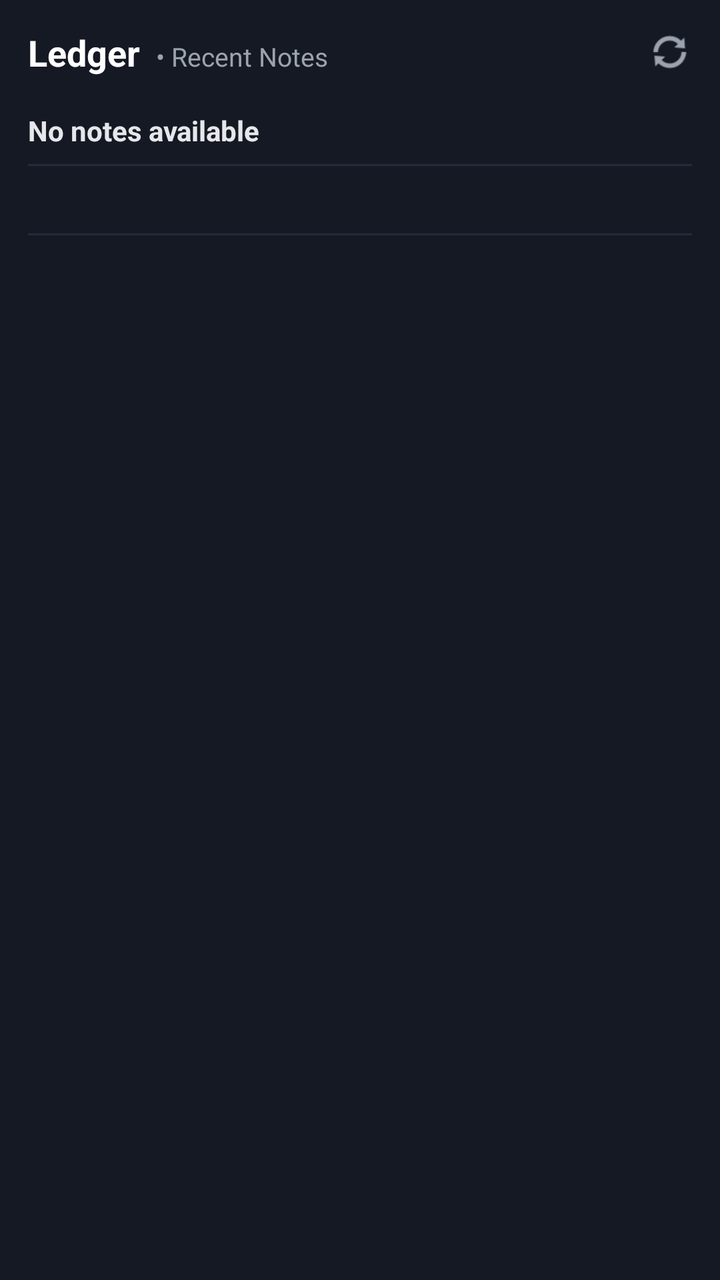
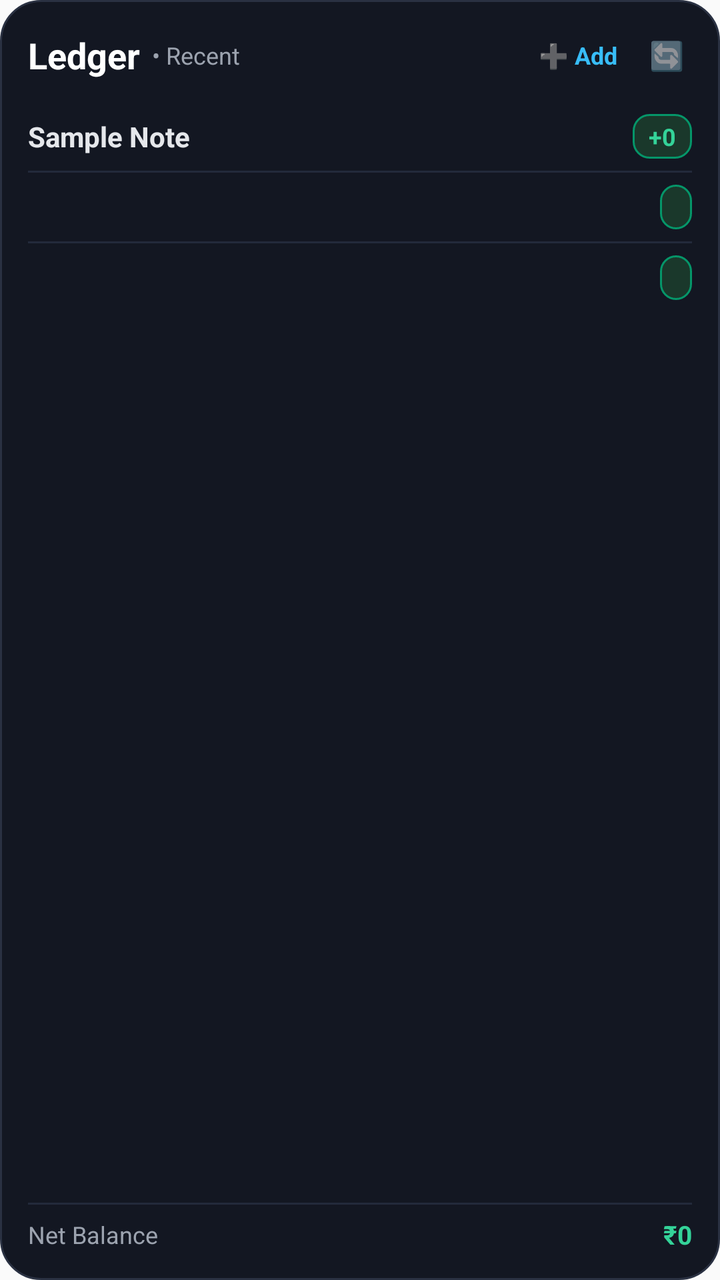

Before-and-after screenshots of an Android layout around one commit, followed by the original layout XML and the change that was made.
<!-- AndroidManifest.xml: application theme AppTheme -->
<!-- res/layout/ledger_widget.xml -->
<?xml version="1.0" encoding="utf-8"?>
<LinearLayout xmlns:android="http://schemas.android.com/apk/res/android"
    android:id="@+id/widget_container"
    android:layout_width="match_parent"
    android:layout_height="match_parent"
    android:orientation="vertical"
    android:background="#151923"
    android:padding="14dp">

    
    <RelativeLayout
        android:layout_width="match_parent"
        android:layout_height="wrap_content"
        android:layout_marginBottom="10dp">

        <TextView
            android:id="@+id/widget_title"
            android:layout_width="wrap_content"
            android:layout_height="wrap_content"
            android:text="Ledger"
            android:textColor="#FFFFFF"
            android:textSize="18sp"
            android:textStyle="bold" />

        <TextView
            android:id="@+id/widget_subtitle"
            android:layout_width="wrap_content"
            android:layout_height="wrap_content"
            android:layout_toEndOf="@id/widget_title"
            android:layout_alignBaseline="@id/widget_title"
            android:layout_marginStart="8dp"
            android:text="• Recent Notes"
            android:textColor="#9CA3AF"
            android:textSize="13sp" />

        <ImageView
            android:id="@+id/widget_refresh_btn"
            android:layout_width="22dp"
            android:layout_height="22dp"
            android:layout_alignParentEnd="true"
            android:layout_centerVertical="true"
            android:src="@android:drawable/ic_popup_sync"
            android:tint="#9CA3AF" />
    </RelativeLayout>

    
    <LinearLayout
        android:id="@+id/note1_container"
        android:layout_width="match_parent"
        android:layout_height="wrap_content"
        android:orientation="horizontal"
        android:gravity="center_vertical"
        android:paddingVertical="6dp">

        <TextView
            android:id="@+id/note1_title"
            android:layout_width="0dp"
            android:layout_height="wrap_content"
            android:layout_weight="1"
            android:text="No notes available"
            android:textColor="#E5E7EB"
            android:textSize="14sp"
            android:textStyle="bold"
            android:maxLines="1"
            android:ellipsize="end" />

        <TextView
            android:id="@+id/note1_total"
            android:layout_width="wrap_content"
            android:layout_height="wrap_content"
            android:text=""
            android:textColor="#34D399"
            android:textSize="13sp"
            android:textStyle="bold"
            android:paddingHorizontal="8dp"
            android:paddingVertical="2dp" />
    </LinearLayout>

    <View
        android:id="@+id/sep1"
        android:layout_width="match_parent"
        android:layout_height="1dp"
        android:background="#232A3B" />

    
    <LinearLayout
        android:id="@+id/note2_container"
        android:layout_width="match_parent"
        android:layout_height="wrap_content"
        android:orientation="horizontal"
        android:gravity="center_vertical"
        android:paddingVertical="6dp">

        <TextView
            android:id="@+id/note2_title"
            android:layout_width="0dp"
            android:layout_height="wrap_content"
            android:layout_weight="1"
            android:text=""
            android:textColor="#E5E7EB"
            android:textSize="14sp"
            android:textStyle="bold"
            android:maxLines="1"
            android:ellipsize="end" />

        <TextView
            android:id="@+id/note2_total"
            android:layout_width="wrap_content"
            android:layout_height="wrap_content"
            android:text=""
            android:textColor="#34D399"
            android:textSize="13sp"
            android:textStyle="bold"
            android:paddingHorizontal="8dp"
            android:paddingVertical="2dp" />
    </LinearLayout>

    <View
        android:id="@+id/sep2"
        android:layout_width="match_parent"
        android:layout_height="1dp"
        android:background="#232A3B" />

    
    <LinearLayout
        android:id="@+id/note3_container"
        android:layout_width="match_parent"
        android:layout_height="wrap_content"
        android:orientation="horizontal"
        android:gravity="center_vertical"
        android:paddingVertical="6dp">

        <TextView
            android:id="@+id/note3_title"
            android:layout_width="0dp"
            android:layout_height="wrap_content"
            android:layout_weight="1"
            android:text=""
            android:textColor="#E5E7EB"
            android:textSize="14sp"
            android:textStyle="bold"
            android:maxLines="1"
            android:ellipsize="end" />

        <TextView
            android:id="@+id/note3_total"
            android:layout_width="wrap_content"
            android:layout_height="wrap_content"
            android:text=""
            android:textColor="#34D399"
            android:textSize="13sp"
            android:textStyle="bold"
            android:paddingHorizontal="8dp"
            android:paddingVertical="2dp" />
    </LinearLayout>

</LinearLayout>
<!-- resources referenced by this layout -->
<resources>
  <style name="AppTheme" parent="Theme.AppCompat.DayNight.NoActionBar">
          
          <item name="android:editTextBackground">@drawable/rn_edit_text_material</item>
      </style>
  <!-- drawable rn_edit_text_material (drawable) -->
  <?xml version="1.0" encoding="utf-8"?>
  <inset xmlns:android="http://schemas.android.com/apk/res/android"
         android:insetLeft="@dimen/abc_edit_text_inset_horizontal_material"
         android:insetRight="@dimen/abc_edit_text_inset_horizontal_material"
         android:insetTop="@dimen/abc_edit_text_inset_top_material"
         android:insetBottom="@dimen/abc_edit_text_inset_bottom_material"
         >
  
      <selector>
          
          <item android:state_enabled="false" android:drawable="@drawable/abc_textfield_default_mtrl_alpha"/>
          <item android:drawable="@drawable/abc_textfield_activated_mtrl_alpha"/>
      </selector>
  
  </inset>
</resources>

<!-- the commit's change to res/layout/ledger_widget.xml (unified diff, before → after) -->
@@ -4,13 +4,15 @@
     android:layout_width="match_parent"
     android:layout_height="match_parent"
     android:orientation="vertical"
-    android:background="#151923"
+    android:background="@drawable/widget_background_dark"
     android:padding="14dp">
 
     
-    <RelativeLayout
+    <LinearLayout
         android:layout_width="match_parent"
         android:layout_height="wrap_content"
+        android:orientation="horizontal"
+        android:gravity="center_vertical"
         android:layout_marginBottom="10dp">
 
         <TextView
@@ -24,134 +26,227 @@
 
         <TextView
             android:id="@+id/widget_subtitle"
-            android:layout_width="wrap_content"
-            android:layout_height="wrap_content"
-            android:layout_toEndOf="@id/widget_title"
-            android:layout_alignBaseline="@id/widget_title"
-            android:layout_marginStart="8dp"
-            android:text="• Recent Notes"
+            android:layout_width="0dp"
+            android:layout_height="wrap_content"
+            android:layout_weight="1"
+            android:layout_marginStart="6dp"
+            android:text="• Recent"
             android:textColor="#9CA3AF"
-            android:textSize="13sp" />
-
-        <ImageView
+            android:textSize="12sp" />
+
+        <TextView
+            android:id="@+id/widget_add_btn"
+            android:layout_width="wrap_content"
+            android:layout_height="wrap_content"
+            android:text="➕ Add"
+            android:textColor="#38BDF8"
+            android:textSize="12sp"
+            android:textStyle="bold"
+            android:paddingHorizontal="8dp"
+            android:paddingVertical="4dp"
+            android:layout_marginEnd="4dp" />
+
+        <TextView
             android:id="@+id/widget_refresh_btn"
-            android:layout_width="22dp"
-            android:layout_height="22dp"
-            android:layout_alignParentEnd="true"
-            android:layout_centerVertical="true"
-            android:src="@android:drawable/ic_popup_sync"
-            android:tint="#9CA3AF" />
-    </RelativeLayout>
-
-    
-    <LinearLayout
-        android:id="@+id/note1_container"
+            android:layout_width="wrap_content"
+            android:layout_height="wrap_content"
+            android:text="🔄"
+            android:textSize="14sp"
+            android:padding="4dp" />
+    </LinearLayout>
+
+    
+    <LinearLayout
+        android:id="@+id/widget_empty_view"
+        android:layout_width="match_parent"
+        android:layout_height="0dp"
+        android:layout_weight="1"
+        android:orientation="vertical"
+        android:gravity="center"
+        android:visibility="gone">
+
+        <TextView
+            android:layout_width="wrap_content"
+            android:layout_height="wrap_content"
+            android:text="📝"
+            android:textSize="26sp" />
+
+        <TextView
+            android:id="@+id/widget_empty_title"
+            android:layout_width="wrap_content"
+            android:layout_height="wrap_content"
+            android:text="No notes available"
+            android:textColor="#9CA3AF"
+            android:textSize="13sp"
+            android:textStyle="bold"
+            android:layout_marginTop="4dp" />
+
+        <TextView
+            android:id="@+id/widget_empty_subtitle"
+            android:layout_width="wrap_content"
+            android:layout_height="wrap_content"
+            android:text="Tap ➕ Add to create a note"
+            android:textColor="#6B7280"
+            android:textSize="11sp"
+            android:layout_marginTop="2dp" />
+    </LinearLayout>
+
+    
+    <LinearLayout
+        android:id="@+id/widget_notes_list_container"
+        android:layout_width="match_parent"
+        android:layout_height="0dp"
+        android:layout_weight="1"
+        android:orientation="vertical">
+
+        
+        <LinearLayout
+            android:id="@+id/note1_container"
+            android:layout_width="match_parent"
+            android:layout_height="wrap_content"
+            android:orientation="horizontal"
+            android:gravity="center_vertical"
+            android:paddingVertical="6dp">
+
+            <TextView
+                android:id="@+id/note1_title"
+                android:layout_width="0dp"
+                android:layout_height="wrap_content"
+                android:layout_weight="1"
+                android:text="Sample Note"
+                android:textColor="#E5E7EB"
+                android:textSize="14sp"
+                android:textStyle="bold"
+                android:maxLines="1"
+                android:ellipsize="end" />
+
+            <TextView
+                android:id="@+id/note1_total"
+                android:layout_width="wrap_content"
+                android:layout_height="wrap_content"
+                android:text="+0"
+                android:textColor="#34D399"
+                android:textSize="12sp"
+                android:textStyle="bold"
+                android:background="@drawable/widget_badge_green"
+                android:paddingHorizontal="8dp"
+                android:paddingVertical="3dp" />
+        </LinearLayout>
+
+        <View
+            android:id="@+id/sep1"
+            android:layout_width="match_parent"
+            android:layout_height="1dp"
+            android:background="#232A3B" />
+
+        
+        <LinearLayout
+            android:id="@+id/note2_container"
+            android:layout_width="match_parent"
+            android:layout_height="wrap_content"
+            android:orientation="horizontal"
+            android:gravity="center_vertical"
+            android:paddingVertical="6dp">
+
+            <TextView
+                android:id="@+id/note2_title"
+                android:layout_width="0dp"
+                android:layout_height="wrap_content"
+                android:layout_weight="1"
+                android:text=""
+                android:textColor="#E5E7EB"
+                android:textSize="14sp"
+                android:textStyle="bold"
+                android:maxLines="1"
+                android:ellipsize="end" />
+
+            <TextView
+                android:id="@+id/note2_total"
+                android:layout_width="wrap_content"
+                android:layout_height="wrap_content"
+                android:text=""
+                android:textColor="#34D399"
+                android:textSize="12sp"
+                android:textStyle="bold"
+                android:background="@drawable/widget_badge_green"
+                android:paddingHorizontal="8dp"
+                android:paddingVertical="3dp" />
+        </LinearLayout>
+
+        <View
+            android:id="@+id/sep2"
+            android:layout_width="match_parent"
+            android:layout_height="1dp"
+            android:background="#232A3B" />
+
+        
+        <LinearLayout
+            android:id="@+id/note3_container"
+            android:layout_width="match_parent"
+            android:layout_height="wrap_content"
+            android:orientation="horizontal"
+            android:gravity="center_vertical"
+            android:paddingVertical="6dp">
+
+            <TextView
+                android:id="@+id/note3_title"
+                android:layout_width="0dp"
+                android:layout_height="wrap_content"
+                android:layout_weight="1"
+                android:text=""
+                android:textColor="#E5E7EB"
+                android:textSize="14sp"
+                android:textStyle="bold"
+                android:maxLines="1"
+                android:ellipsize="end" />
+
+            <TextView
+                android:id="@+id/note3_total"
+                android:layout_width="wrap_content"
+                android:layout_height="wrap_content"
+                android:text=""
+                android:textColor="#34D399"
+                android:textSize="12sp"
+                android:textStyle="bold"
+                android:background="@drawable/widget_badge_green"
+                android:paddingHorizontal="8dp"
+                android:paddingVertical="3dp" />
+        </LinearLayout>
+    </LinearLayout>
+
+    
+    <View
+        android:id="@+id/sep_footer"
+        android:layout_width="match_parent"
+        android:layout_height="1dp"
+        android:background="#232A3B"
+        android:layout_marginTop="4dp"
+        android:layout_marginBottom="6dp" />
+
+    <LinearLayout
+        android:id="@+id/widget_footer"
         android:layout_width="match_parent"
         android:layout_height="wrap_content"
         android:orientation="horizontal"
-        android:gravity="center_vertical"
-        android:paddingVertical="6dp">
-
-        <TextView
-            android:id="@+id/note1_title"
+        android:gravity="center_vertical">
+
+        <TextView
+            android:id="@+id/widget_footer_label"
             android:layout_width="0dp"
             android:layout_height="wrap_content"
             android:layout_weight="1"
-            android:text="No notes available"
-            android:textColor="#E5E7EB"
-            android:textSize="14sp"
-            android:textStyle="bold"
-            android:maxLines="1"
-            android:ellipsize="end" />
-
-        <TextView
-            android:id="@+id/note1_total"
-            android:layout_width="wrap_content"
-            android:layout_height="wrap_content"
-            android:text=""
+            android:text="Net Balance"
+            android:textColor="#9CA3AF"
+            android:textSize="12sp" />
+
+        <TextView
+            android:id="@+id/widget_footer_total"
+            android:layout_width="wrap_content"
+            android:layout_height="wrap_content"
+            android:text="₹0"
             android:textColor="#34D399"
             android:textSize="13sp"
-            android:textStyle="bold"
-            android:paddingHorizontal="8dp"
-            android:paddingVertical="2dp" />
-    </LinearLayout>
-
-    <View
-        android:id="@+id/sep1"
-        android:layout_width="match_parent"
-        android:layout_height="1dp"
-        android:background="#232A3B" />
-
-    
-    <LinearLayout
-        android:id="@+id/note2_container"
-        android:layout_width="match_parent"
-        android:layout_height="wrap_content"
-        android:orientation="horizontal"
-        android:gravity="center_vertical"
-        android:paddingVertical="6dp">
-
-        <TextView
-            android:id="@+id/note2_title"
-            android:layout_width="0dp"
-            android:layout_height="wrap_content"
-            android:layout_weight="1"
-            android:text=""
-            android:textColor="#E5E7EB"
-            android:textSize="14sp"
-            android:textStyle="bold"
-            android:maxLines="1"
-            android:ellipsize="end" />
-
-        <TextView
-            android:id="@+id/note2_total"
-            android:layout_width="wrap_content"
-            android:layout_height="wrap_content"
-            android:text=""
-            android:textColor="#34D399"
-            android:textSize="13sp"
-            android:textStyle="bold"
-            android:paddingHorizontal="8dp"
-            android:paddingVertical="2dp" />
-    </LinearLayout>
-
-    <View
-        android:id="@+id/sep2"
-        android:layout_width="match_parent"
-        android:layout_height="1dp"
-        android:background="#232A3B" />
-
-    
-    <LinearLayout
-        android:id="@+id/note3_container"
-        android:layout_width="match_parent"
-        android:layout_height="wrap_content"
-        android:orientation="horizontal"
-        android:gravity="center_vertical"
-        android:paddingVertical="6dp">
-
-        <TextView
-            android:id="@+id/note3_title"
-            android:layout_width="0dp"
-            android:layout_height="wrap_content"
-            android:layout_weight="1"
-            android:text=""
-            android:textColor="#E5E7EB"
-            android:textSize="14sp"
-            android:textStyle="bold"
-            android:maxLines="1"
-            android:ellipsize="end" />
-
-        <TextView
-            android:id="@+id/note3_total"
-            android:layout_width="wrap_content"
-            android:layout_height="wrap_content"
-            android:text=""
-            android:textColor="#34D399"
-            android:textSize="13sp"
-            android:textStyle="bold"
-            android:paddingHorizontal="8dp"
-            android:paddingVertical="2dp" />
+            android:textStyle="bold" />
     </LinearLayout>
 
 </LinearLayout>
<!-- resource entries referenced after the edit -->
@@ -1,5 +1,25 @@
 <!-- resources referenced by this layout -->
 <resources>
+  <!-- drawable widget_background_dark (drawable) -->
+  <?xml version="1.0" encoding="utf-8"?>
+  <shape xmlns:android="http://schemas.android.com/apk/res/android"
+      android:shape="rectangle">
+      <solid android:color="#131722" />
+      <corners android:radius="20dp" />
+      <stroke
+          android:width="1dp"
+          android:color="#2A3142" />
+  </shape>
+  <!-- drawable widget_badge_green (drawable) -->
+  <?xml version="1.0" encoding="utf-8"?>
+  <shape xmlns:android="http://schemas.android.com/apk/res/android"
+      android:shape="rectangle">
+      <solid android:color="#1A382B" />
+      <corners android:radius="8dp" />
+      <stroke
+          android:width="1dp"
+          android:color="#059669" />
+  </shape>
   <style name="AppTheme" parent="Theme.AppCompat.DayNight.NoActionBar">
           
           <item name="android:editTextBackground">@drawable/rn_edit_text_material</item>
